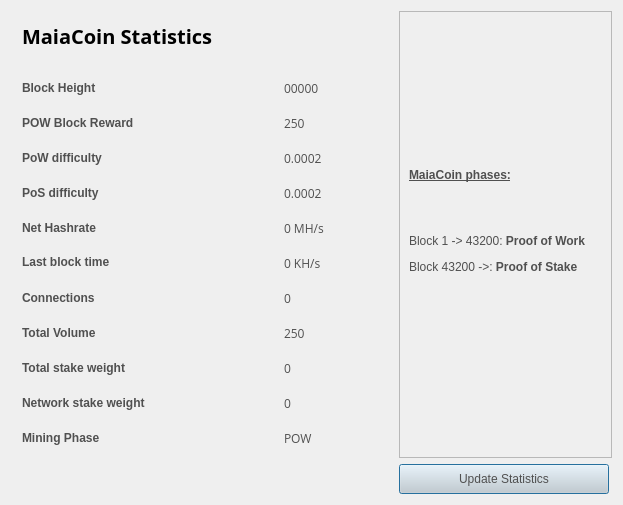
Above: src/qt/forms/statisticspage.ui from GryfenCrypto/gryfencoin before the change. Below: the same form after it.
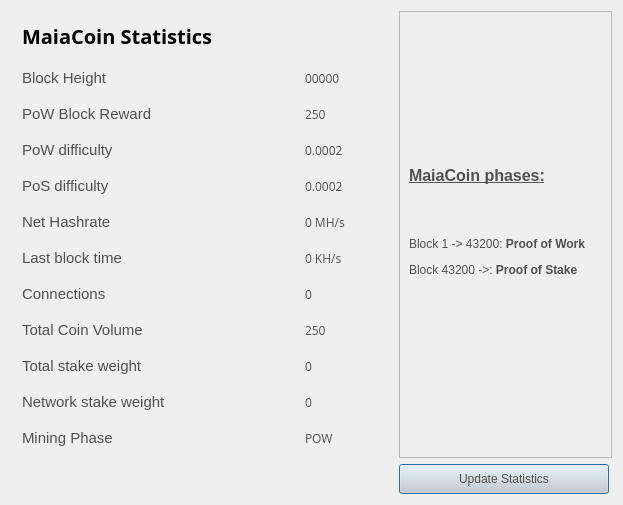
That is the form after the change.

Diff of the .ui file:
```diff
--- a/src/qt/forms/statisticspage.ui
+++ b/src/qt/forms/statisticspage.ui
@@ -61,7 +61,7 @@
        </rect>
       </property>
       <property name="text">
-       <string>&lt;html&gt;&lt;head/&gt;&lt;body&gt;&lt;p&gt;&lt;span style=&quot; font-weight:600; text-decoration: underline;&quot;&gt;MaiaCoin phases:&lt;/span&gt;&lt;/p&gt;&lt;p align=&quot;center&quot;&gt;&lt;br/&gt;&lt;/p&gt;&lt;p&gt;Block 1 -&amp;gt; 43200: &lt;span style=&quot; font-weight:600;&quot;&gt;Proof of Work&lt;/span&gt;&lt;/p&gt;&lt;p&gt;Block 43200 -&amp;gt;: &lt;span style=&quot; font-weight:600;&quot;&gt;Proof of Stake&lt;/span&gt;&lt;/p&gt;&lt;/body&gt;&lt;/html&gt;</string>
+       <string>&lt;html&gt;&lt;head/&gt;&lt;body&gt;&lt;p&gt;&lt;span style=&quot; font-size:12pt; font-weight:600; text-decoration: underline;&quot;&gt;MaiaCoin phases:&lt;/span&gt;&lt;/p&gt;&lt;p align=&quot;center&quot;&gt;&lt;br/&gt;&lt;/p&gt;&lt;p&gt;Block 1 -&amp;gt; 43200: &lt;span style=&quot; font-weight:600;&quot;&gt;Proof of Work&lt;/span&gt;&lt;/p&gt;&lt;p&gt;Block 43200 -&amp;gt;: &lt;span style=&quot; font-weight:600;&quot;&gt;Proof of Stake&lt;/span&gt;&lt;/p&gt;&lt;/body&gt;&lt;/html&gt;</string>
       </property>
      </widget>
     </widget>
@@ -131,7 +131,7 @@
         <item row="1" column="0">
          <widget class="QLabel" name="label_14">
           <property name="text">
-           <string>&lt;html&gt;&lt;head/&gt;&lt;body&gt;&lt;p&gt;&lt;span style=&quot; font-size:9pt; font-weight:600;&quot;&gt;Block Height&lt;/span&gt;&lt;/p&gt;&lt;/body&gt;&lt;/html&gt;</string>
+           <string>&lt;html&gt;&lt;head/&gt;&lt;body&gt;&lt;p&gt;&lt;span style=&quot; font-size:11pt;&quot;&gt;Block Height&lt;/span&gt;&lt;/p&gt;&lt;/body&gt;&lt;/html&gt;</string>
           </property>
          </widget>
         </item>
@@ -151,7 +151,7 @@
         <item row="2" column="0">
          <widget class="QLabel" name="label_12">
           <property name="text">
-           <string>&lt;html&gt;&lt;head/&gt;&lt;body&gt;&lt;p&gt;&lt;span style=&quot; font-size:9pt; font-weight:600;&quot;&gt;POW Block Reward&lt;/span&gt;&lt;/p&gt;&lt;/body&gt;&lt;/html&gt;</string>
+           <string>&lt;html&gt;&lt;head/&gt;&lt;body&gt;&lt;p&gt;&lt;span style=&quot; font-size:11pt;&quot;&gt;PoW Block Reward&lt;/span&gt;&lt;/p&gt;&lt;/body&gt;&lt;/html&gt;</string>
           </property>
          </widget>
         </item>
@@ -171,7 +171,7 @@
         <item row="3" column="0">
          <widget class="QLabel" name="label_13">
           <property name="text">
-           <string>&lt;html&gt;&lt;head/&gt;&lt;body&gt;&lt;p&gt;&lt;span style=&quot; font-size:9pt; font-weight:600;&quot;&gt;PoW difficulty&lt;/span&gt;&lt;/p&gt;&lt;/body&gt;&lt;/html&gt;</string>
+           <string>&lt;html&gt;&lt;head/&gt;&lt;body&gt;&lt;p&gt;&lt;span style=&quot; font-size:11pt;&quot;&gt;PoW difficulty&lt;/span&gt;&lt;/p&gt;&lt;/body&gt;&lt;/html&gt;</string>
           </property>
          </widget>
         </item>
@@ -191,7 +191,7 @@
         <item row="4" column="0">
          <widget class="QLabel" name="label_9">
           <property name="text">
-           <string>&lt;html&gt;&lt;head/&gt;&lt;body&gt;&lt;p&gt;&lt;span style=&quot; font-size:9pt; font-weight:600;&quot;&gt;PoS difficulty&lt;/span&gt;&lt;/p&gt;&lt;/body&gt;&lt;/html&gt;</string>
+           <string>&lt;html&gt;&lt;head/&gt;&lt;body&gt;&lt;p&gt;&lt;span style=&quot; font-size:11pt;&quot;&gt;PoS difficulty&lt;/span&gt;&lt;/p&gt;&lt;/body&gt;&lt;/html&gt;</string>
           </property>
          </widget>
         </item>
@@ -230,7 +230,7 @@
            </sizepolicy>
           </property>
           <property name="text">
-           <string>&lt;html&gt;&lt;head/&gt;&lt;body&gt;&lt;p&gt;&lt;span style=&quot; font-size:9pt; font-weight:600;&quot;&gt;Last block time&lt;/span&gt;&lt;/p&gt;&lt;/body&gt;&lt;/html&gt;</string>
+           <string>&lt;html&gt;&lt;head/&gt;&lt;body&gt;&lt;p&gt;&lt;span style=&quot; font-size:11pt;&quot;&gt;Last block time&lt;/span&gt;&lt;/p&gt;&lt;/body&gt;&lt;/html&gt;</string>
           </property>
          </widget>
         </item>
@@ -250,7 +250,7 @@
         <item row="7" column="0">
          <widget class="QLabel" name="label1_2">
           <property name="text">
-           <string>&lt;html&gt;&lt;head/&gt;&lt;body&gt;&lt;p&gt;&lt;span style=&quot; font-size:9pt; font-weight:600;&quot;&gt;Connections&lt;/span&gt;&lt;/p&gt;&lt;/body&gt;&lt;/html&gt;</string>
+           <string>&lt;html&gt;&lt;head/&gt;&lt;body&gt;&lt;p&gt;&lt;span style=&quot; font-size:11pt;&quot;&gt;Connections&lt;/span&gt;&lt;/p&gt;&lt;/body&gt;&lt;/html&gt;</string>
           </property>
          </widget>
         </item>
@@ -270,7 +270,7 @@
         <item row="8" column="0">
          <widget class="QLabel" name="label_8">
           <property name="text">
-           <string>&lt;html&gt;&lt;head/&gt;&lt;body&gt;&lt;p&gt;&lt;span style=&quot; font-size:9pt; font-weight:600;&quot;&gt;Total Volume&lt;/span&gt;&lt;/p&gt;&lt;/body&gt;&lt;/html&gt;</string>
+           <string>&lt;html&gt;&lt;head/&gt;&lt;body&gt;&lt;p&gt;&lt;span style=&quot; font-size:11pt;&quot;&gt;Total Coin Volume&lt;/span&gt;&lt;/p&gt;&lt;/body&gt;&lt;/html&gt;</string>
           </property>
          </widget>
         </item>
@@ -290,7 +290,7 @@
         <item row="9" column="0">
          <widget class="QLabel" name="label_10">
           <property name="text">
-           <string>&lt;html&gt;&lt;head/&gt;&lt;body&gt;&lt;p&gt;&lt;span style=&quot; font-size:9pt; font-weight:600;&quot;&gt;Total stake weight&lt;/span&gt;&lt;/p&gt;&lt;/body&gt;&lt;/html&gt;</string>
+           <string>&lt;html&gt;&lt;head/&gt;&lt;body&gt;&lt;p&gt;&lt;span style=&quot; font-size:11pt;&quot;&gt;Total stake weight&lt;/span&gt;&lt;/p&gt;&lt;/body&gt;&lt;/html&gt;</string>
           </property>
          </widget>
         </item>
@@ -310,7 +310,7 @@
         <item row="10" column="0">
          <widget class="QLabel" name="label_11">
           <property name="text">
-           <string>&lt;html&gt;&lt;head/&gt;&lt;body&gt;&lt;p&gt;&lt;span style=&quot; font-size:9pt; font-weight:600;&quot;&gt;Network stake weight&lt;/span&gt;&lt;/p&gt;&lt;/body&gt;&lt;/html&gt;</string>
+           <string>&lt;html&gt;&lt;head/&gt;&lt;body&gt;&lt;p&gt;&lt;span style=&quot; font-size:11pt;&quot;&gt;Network stake weight&lt;/span&gt;&lt;/p&gt;&lt;/body&gt;&lt;/html&gt;</string>
           </property>
          </widget>
         </item>
@@ -330,7 +330,7 @@
         <item row="11" column="0">
          <widget class="QLabel" name="label_15">
           <property name="text">
-           <string>&lt;html&gt;&lt;head/&gt;&lt;body&gt;&lt;p&gt;&lt;span style=&quot; font-size:9pt; font-weight:600;&quot;&gt;Mining Phase&lt;/span&gt;&lt;/p&gt;&lt;/body&gt;&lt;/html&gt;</string>
+           <string>&lt;html&gt;&lt;head/&gt;&lt;body&gt;&lt;p&gt;&lt;span style=&quot; font-size:11pt;&quot;&gt;Mining Phase&lt;/span&gt;&lt;/p&gt;&lt;/body&gt;&lt;/html&gt;</string>
           </property>
          </widget>
         </item>
@@ -350,7 +350,7 @@
         <item row="5" column="0">
          <widget class="QLabel" name="label_16">
           <property name="text">
-           <string>&lt;html&gt;&lt;head/&gt;&lt;body&gt;&lt;p&gt;&lt;span style=&quot; font-size:9pt; font-weight:600;&quot;&gt;Net Hashrate&lt;/span&gt;&lt;/p&gt;&lt;/body&gt;&lt;/html&gt;</string>
+           <string>&lt;html&gt;&lt;head/&gt;&lt;body&gt;&lt;p&gt;&lt;span style=&quot; font-size:11pt;&quot;&gt;Net Hashrate&lt;/span&gt;&lt;/p&gt;&lt;/body&gt;&lt;/html&gt;</string>
           </property>
          </widget>
         </item>
```
